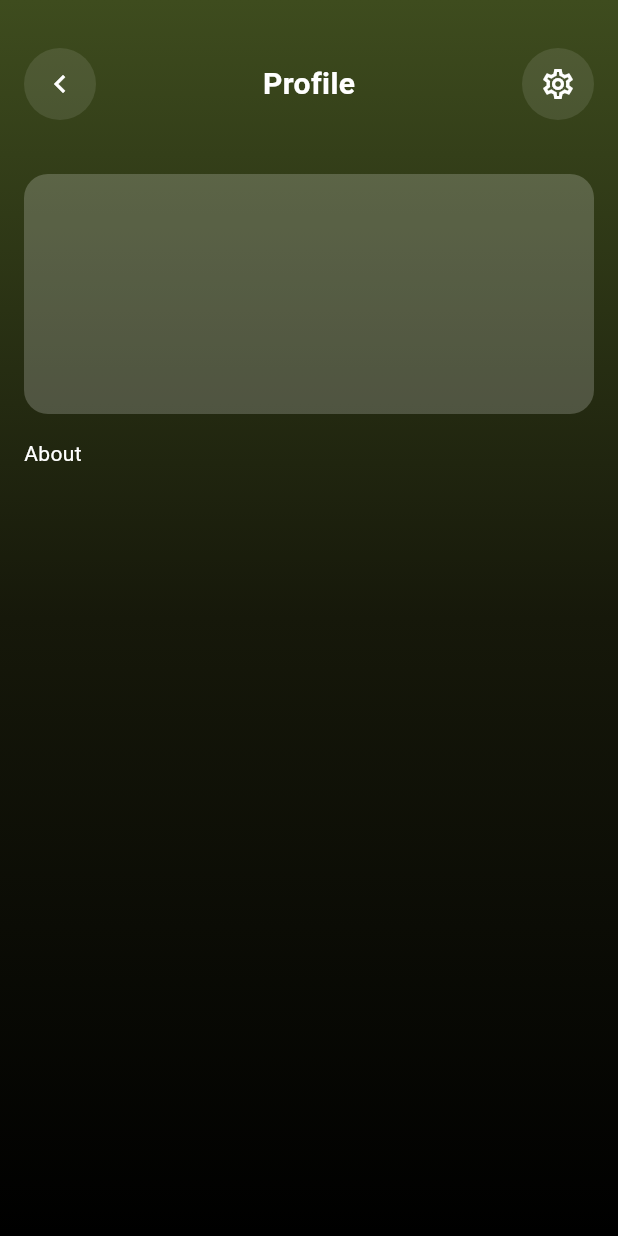
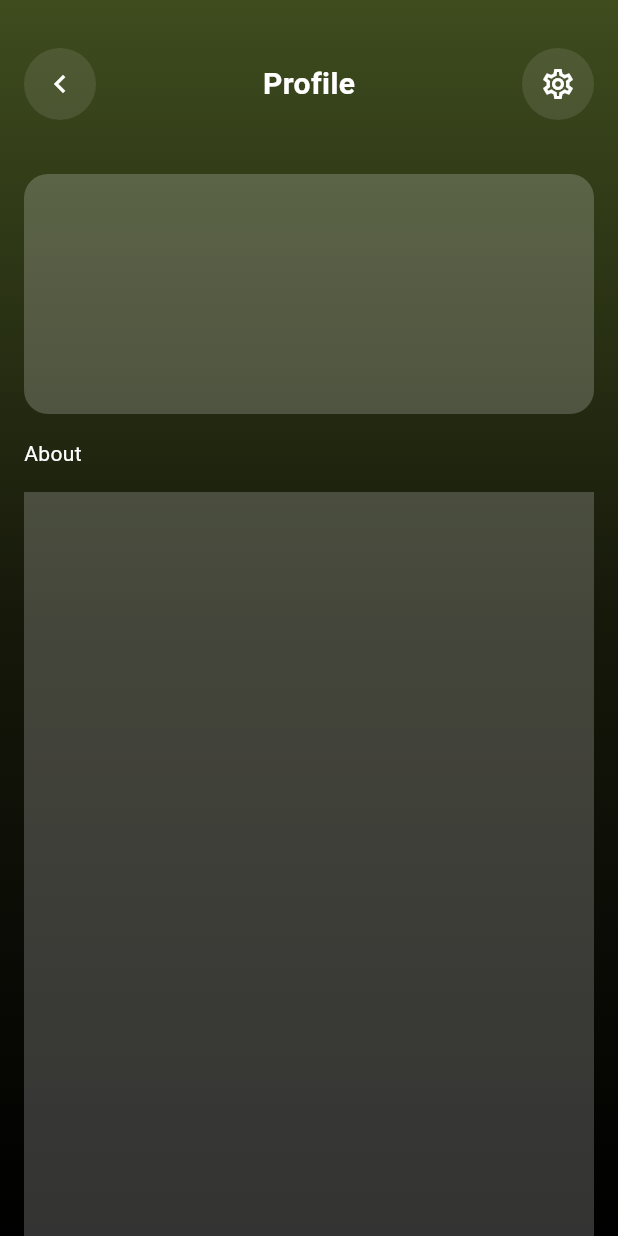
Before and after one commit to JAICHANGPARK/flutter_notebook_chapter_43, a Flutter app: the FoodOrderProfilePage screen opened directly, on a phone screen of 412 x 824 dp. Run offline on Flutter 3.47's test engine with Material 3 defaults, Android fonts, the phone set to English and light mode, and no system bars; our stand-ins replace gap, hugeicons, percent_indicator.

Commit message:
Update food_order_profile_page.dart

```diff
--- a/lib/ep2393_food_order_app/ui/profile/food_order_profile_page.dart
+++ b/lib/ep2393_food_order_app/ui/profile/food_order_profile_page.dart
@@ -89,13 +89,14 @@ class _FoodOrderProfilePageState extends State<FoodOrderProfilePage> {
                     child: SingleChildScrollView(
                       child: Column(
                         crossAxisAlignment: CrossAxisAlignment.start,
-                        children: [
-                          Container(
+                        children: List.generate(10, (idx){
+                          return  Container(
+                            height: 100,
                             decoration: BoxDecoration(
                               color: Colors.white.withValues(alpha: .2),
                             ),
-                          )
-                        ],
+                          );
+                        })
                       ),
                     ),
                   )
```
